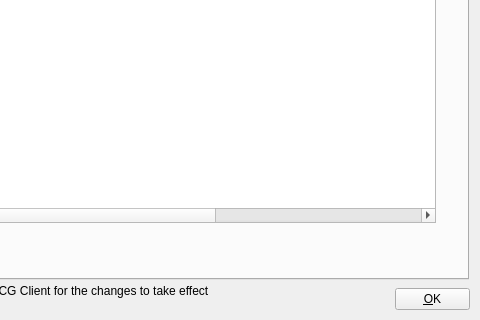
Old version of the form src/Widgets/SettingsDialog.ui in the repository CasparCG/client; both pictures show x 220 to 700 and y 437 to 757 of the 700 by 757 pixel window.
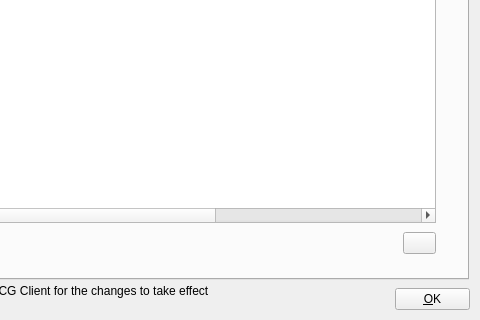
New version of the form. The open tabs and pages were chosen to show the change.

Commit message: TriCaster setting changes.

What changed in the file:
```diff
--- a/src/Widgets/SettingsDialog.ui
+++ b/src/Widgets/SettingsDialog.ui
@@ -741,6 +741,31 @@
       <string>Import CasparCG Servers</string>
      </property>
     </widget>
+    <widget class="QToolButton" name="toolButtonImportTriCasterDevice">
+     <property name="geometry">
+      <rect>
+       <x>612</x>
+       <y>633</y>
+       <width>33</width>
+       <height>22</height>
+      </rect>
+     </property>
+     <property name="minimumSize">
+      <size>
+       <width>33</width>
+       <height>22</height>
+      </size>
+     </property>
+     <property name="font">
+      <font>
+       <weight>75</weight>
+       <bold>true</bold>
+      </font>
+     </property>
+     <property name="toolTip">
+      <string>Import TriCaster Servers</string>
+     </property>
+    </widget>
    </widget>
    <widget class="QWidget" name="tabGpi">
     <attribute name="title">
```
Left out of the diff: 31 changed lines with no effect on the pictures. The commit also changes 8 other files.
